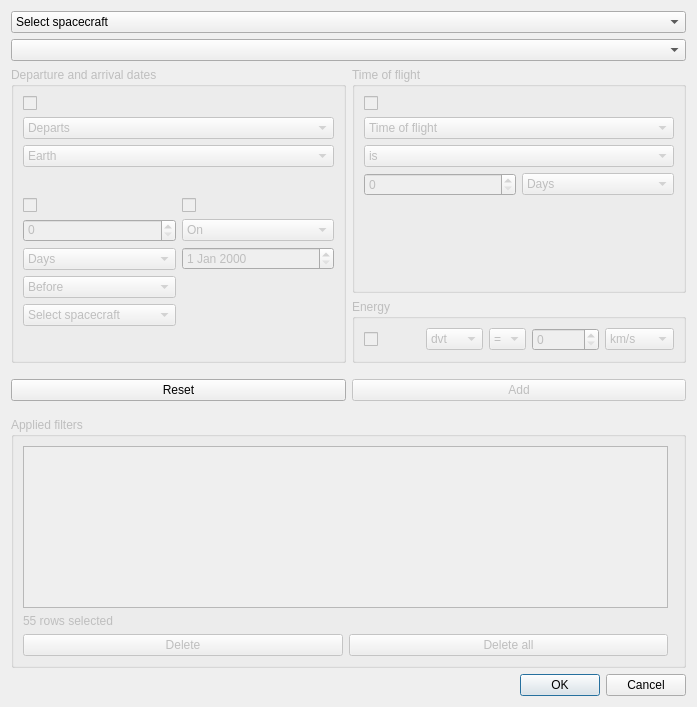
The window that src/sonet_pcp_filter_qt.ui (jorialand/sonet_tfm_horia) describes before a commit, drawn with Qt 5.
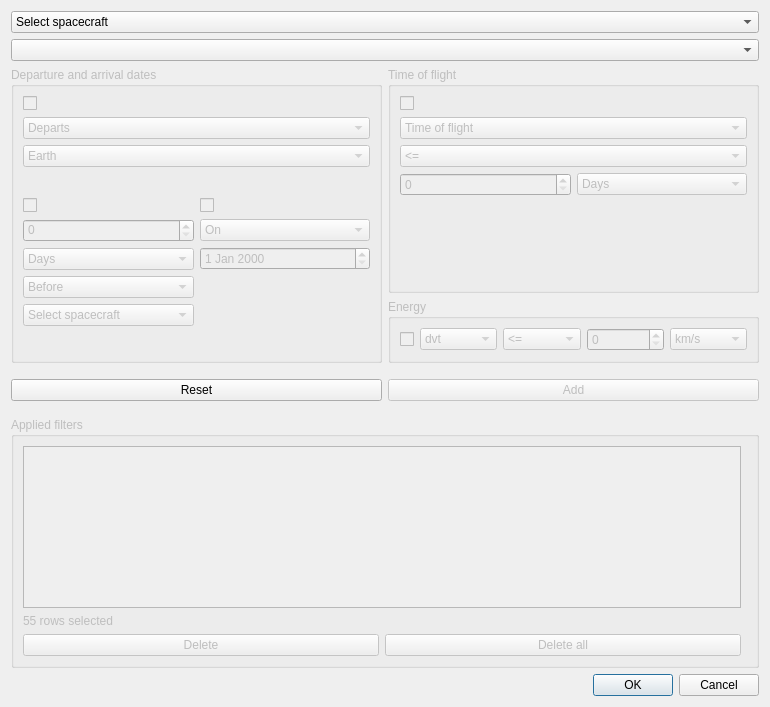
The same window after the commit.

Commit message: [13] First working version. - Created SonetTrajectoryFilter.py to host the filter functionality. - Added a label in the main window to display the current visible rows and the total number, to help user decide how restricted is the filter.

Diff of the .ui file:
```diff
--- a/src/sonet_pcp_filter_qt.ui
+++ b/src/sonet_pcp_filter_qt.ui
@@ -9,7 +9,7 @@
    <rect>
     <x>0</x>
     <y>0</y>
-    <width>697</width>
+    <width>770</width>
     <height>707</height>
    </rect>
   </property>
@@ -196,7 +196,7 @@
             </property>
             <item>
              <property name="text">
-              <string>is</string>
+              <string>&lt;=</string>
              </property>
             </item>
             <item>
@@ -268,6 +268,12 @@
           <property name="enabled">
            <bool>false</bool>
           </property>
+          <property name="sizePolicy">
+           <sizepolicy hsizetype="Minimum" vsizetype="Fixed">
+            <horstretch>0</horstretch>
+            <verstretch>0</verstretch>
+           </sizepolicy>
+          </property>
           <property name="text">
            <string/>
           </property>
@@ -290,6 +296,12 @@
           <property name="enabled">
            <bool>false</bool>
           </property>
+          <property name="sizePolicy">
+           <sizepolicy hsizetype="Maximum" vsizetype="Fixed">
+            <horstretch>0</horstretch>
+            <verstretch>0</verstretch>
+           </sizepolicy>
+          </property>
           <property name="text">
            <string/>
           </property>
@@ -349,9 +361,21 @@
             <property name="enabled">
              <bool>false</bool>
             </property>
+            <property name="sizePolicy">
+             <sizepolicy hsizetype="Minimum" vsizetype="Fixed">
+              <horstretch>0</horstretch>
+              <verstretch>0</verstretch>
+             </sizepolicy>
+            </property>
+            <property name="minimumSize">
+             <size>
+              <width>0</width>
+              <height>0</height>
+             </size>
+            </property>
             <item>
              <property name="text">
-              <string>=</string>
+              <string>&lt;=</string>
              </property>
             </item>
             <item>
```
Left out of the diff: 16 changed lines with no effect on the pictures. The commit also changes 9 other files.
